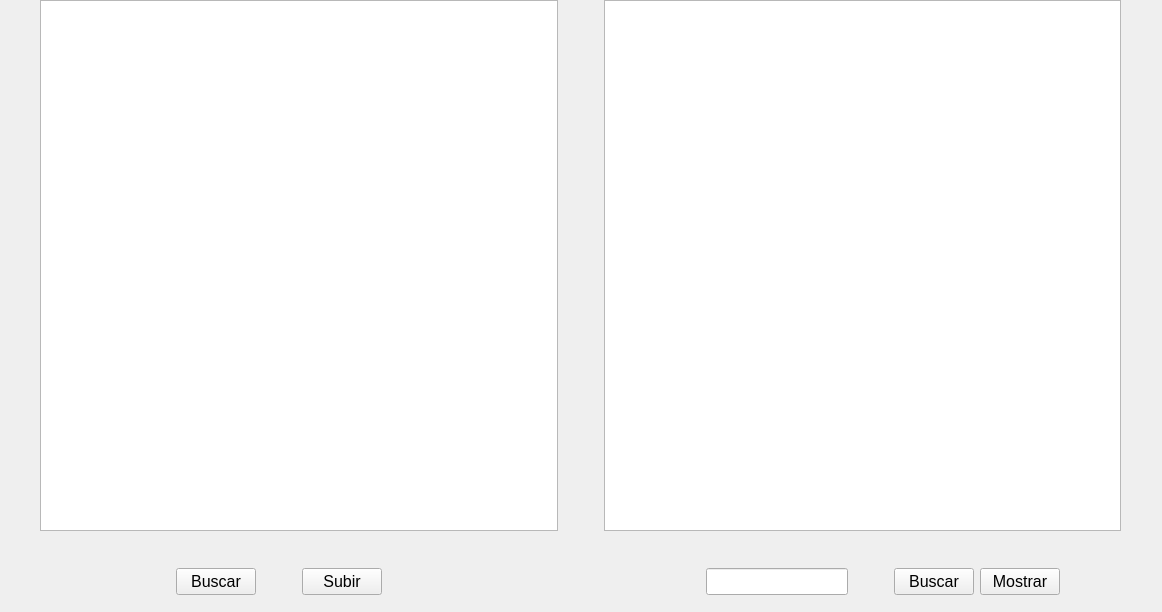
Old version of the form ceSEARCH/widget.ui in the repository JanM10/Proyecto-3-TEC-File-System.
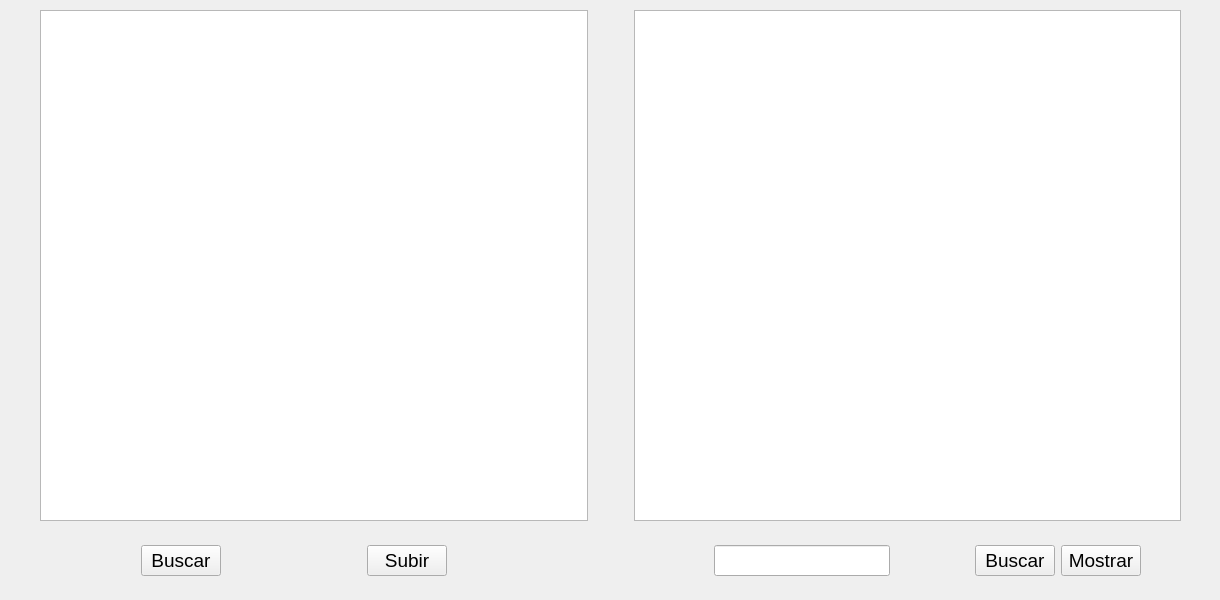
New version of the form.

Patch:
```diff
--- a/ceSEARCH/widget.ui
+++ b/ceSEARCH/widget.ui
@@ -6,64 +6,30 @@
    <rect>
     <x>0</x>
     <y>0</y>
-    <width>1162</width>
-    <height>612</height>
+    <width>1220</width>
+    <height>600</height>
    </rect>
   </property>
   <property name="windowTitle">
    <string>Widget</string>
   </property>
-  <widget class="QWidget" name="layoutWidget">
+  <widget class="QWidget" name="">
    <property name="geometry">
     <rect>
      <x>0</x>
-     <y>0</y>
-     <width>1161</width>
-     <height>531</height>
+     <y>10</y>
+     <width>1221</width>
+     <height>511</height>
     </rect>
    </property>
-   <layout class="QHBoxLayout" name="horizontalLayout_2">
-    <item>
-     <spacer name="horizontalSpacer_2">
-      <property name="orientation">
-       <enum>Qt::Horizontal</enum>
-      </property>
-      <property name="sizeType">
-       <enum>QSizePolicy::Minimum</enum>
-      </property>
-      <property name="sizeHint" stdset="0">
-       <size>
-        <width>40</width>
-        <height>20</height>
-       </size>
-      </property>
-     </spacer>
-    </item>
-    <item>
      <layout class="QHBoxLayout" name="horizontalLayout">
-      <item>
-       <widget class="QTextEdit" name="textoBuscado">
-        <property name="font">
-         <font>
-          <pointsize>14</pointsize>
-         </font>
-        </property>
-        <property name="html">
-         <string>&lt;!DOCTYPE HTML PUBLIC &quot;-//W3C//DTD HTML 4.0//EN&quot; &quot;http://www.w3.org/TR/REC-html40/strict.dtd&quot;&gt;
-&lt;html&gt;&lt;head&gt;&lt;meta name=&quot;qrichtext&quot; content=&quot;1&quot; /&gt;&lt;style type=&quot;text/css&quot;&gt;
-p, li { white-space: pre-wrap; }
-&lt;/style&gt;&lt;/head&gt;&lt;body style=&quot; font-family:'MS Shell Dlg 2'; font-size:14pt; font-weight:400; font-style:normal;&quot;&gt;
-&lt;p style=&quot;-qt-paragraph-type:empty; margin-top:0px; margin-bottom:0px; margin-left:0px; margin-right:0px; -qt-block-indent:0; text-indent:0px; font-size:7.8pt;&quot;&gt;&lt;br /&gt;&lt;/p&gt;&lt;/body&gt;&lt;/html&gt;</string>
-        </property>
-       </widget>
-      </item>
       <item>
        <spacer name="horizontalSpacer">
         <property name="orientation">
          <enum>Qt::Horizontal</enum>
         </property>
         <property name="sizeType">
-         <enum>QSizePolicy::Fixed</enum>
+       <enum>QSizePolicy::Minimum</enum>
         </property>
         <property name="sizeHint" stdset="0">
          <size>
@@ -74,7 +40,7 @@
        </spacer>
       </item>
       <item>
-       <widget class="QListView" name="listaResultados">
+     <widget class="QTextEdit" name="textoBuscado">
         <property name="font">
          <font>
           <pointsize>14</pointsize>
@@ -82,10 +48,27 @@
         </property>
        </widget>
       </item>
-     </layout>
+    <item>
+     <spacer name="horizontalSpacer_2">
+      <property name="orientation">
+       <enum>Qt::Horizontal</enum>
+      </property>
+      <property name="sizeType">
+       <enum>QSizePolicy::Minimum</enum>
+      </property>
+      <property name="sizeHint" stdset="0">
+       <size>
+        <width>40</width>
+        <height>20</height>
+       </size>
+      </property>
+     </spacer>
     </item>
     <item>
-     <spacer name="horizontalSpacer_3">
+     <widget class="QListView" name="listView"/>
+    </item>
+    <item>
+     <spacer name="horizontalSpacer_10">
       <property name="orientation">
        <enum>Qt::Horizontal</enum>
       </property>
@@ -102,38 +85,36 @@
     </item>
    </layout>
   </widget>
-  <widget class="QWidget" name="layoutWidget">
+  <widget class="QWidget" name="">
    <property name="geometry">
     <rect>
      <x>0</x>
-     <y>560</y>
-     <width>1161</width>
-     <height>43</height>
+     <y>540</y>
+     <width>1221</width>
+     <height>41</height>
     </rect>
    </property>
-   <layout class="QHBoxLayout" name="horizontalLayout_7">
-    <item>
-     <layout class="QHBoxLayout" name="horizontalLayout_5">
-      <item>
-       <spacer name="horizontalSpacer_4">
-        <property name="orientation">
-         <enum>Qt::Horizontal</enum>
-        </property>
-        <property name="sizeHint" stdset="0">
-         <size>
-          <width>40</width>
-          <height>20</height>
-         </size>
-        </property>
-       </spacer>
-      </item>
-      <item>
        <layout class="QHBoxLayout" name="horizontalLayout_4">
         <item>
+     <layout class="QHBoxLayout" name="horizontalLayout_2">
+      <item>
+       <spacer name="horizontalSpacer_3">
+        <property name="orientation">
+         <enum>Qt::Horizontal</enum>
+        </property>
+        <property name="sizeHint" stdset="0">
+         <size>
+          <width>40</width>
+          <height>20</height>
+         </size>
+        </property>
+       </spacer>
+      </item>
+      <item>
          <widget class="QPushButton" name="botonBuscar">
           <property name="font">
            <font>
-            <pointsize>12</pointsize>
+          <pointsize>14</pointsize>
            </font>
           </property>
           <property name="text">
@@ -142,7 +123,7 @@
          </widget>
         </item>
         <item>
-         <spacer name="horizontalSpacer_8">
+       <spacer name="horizontalSpacer_4">
           <property name="orientation">
            <enum>Qt::Horizontal</enum>
           </property>
@@ -158,7 +139,7 @@
          <widget class="QPushButton" name="botonSubir">
           <property name="font">
            <font>
-            <pointsize>12</pointsize>
+          <pointsize>14</pointsize>
            </font>
           </property>
           <property name="text">
@@ -166,41 +147,6 @@
           </property>
          </widget>
         </item>
-       </layout>
-      </item>
-      <item>
-       <spacer name="horizontalSpacer_9">
-        <property name="orientation">
-         <enum>Qt::Horizontal</enum>
-        </property>
-        <property name="sizeHint" stdset="0">
-         <size>
-          <width>40</width>
-          <height>20</height>
-         </size>
-        </property>
-       </spacer>
-      </item>
-     </layout>
-    </item>
-    <item>
-     <spacer name="horizontalSpacer_10">
-      <property name="orientation">
-       <enum>Qt::Horizontal</enum>
-      </property>
-      <property name="sizeType">
-       <enum>QSizePolicy::Minimum</enum>
-      </property>
-      <property name="sizeHint" stdset="0">
-       <size>
-        <width>40</width>
-        <height>20</height>
-       </size>
-      </property>
-     </spacer>
-    </item>
-    <item>
-     <layout class="QHBoxLayout" name="horizontalLayout_6">
       <item>
        <spacer name="horizontalSpacer_5">
         <property name="orientation">
@@ -214,24 +160,52 @@
         </property>
        </spacer>
       </item>
+     </layout>
+    </item>
+    <item>
+     <spacer name="horizontalSpacer_6">
+      <property name="orientation">
+       <enum>Qt::Horizontal</enum>
+      </property>
+      <property name="sizeType">
+       <enum>QSizePolicy::Minimum</enum>
+      </property>
+      <property name="sizeHint" stdset="0">
+       <size>
+        <width>40</width>
+        <height>20</height>
+       </size>
+      </property>
+     </spacer>
+    </item>
       <item>
        <layout class="QHBoxLayout" name="horizontalLayout_3">
-        <item>
-         <widget class="QLineEdit" name="lineEdit">
-          <property name="font">
-           <font>
-            <pointsize>12</pointsize>
-           </font>
-          </property>
-         </widget>
-        </item>
         <item>
          <spacer name="horizontalSpacer_7">
           <property name="orientation">
            <enum>Qt::Horizontal</enum>
           </property>
-          <property name="sizeType">
-           <enum>QSizePolicy::Minimum</enum>
+        <property name="sizeHint" stdset="0">
+         <size>
+          <width>40</width>
+          <height>20</height>
+         </size>
+        </property>
+       </spacer>
+      </item>
+      <item>
+       <widget class="QLineEdit" name="lineEdit">
+        <property name="font">
+         <font>
+          <pointsize>14</pointsize>
+         </font>
+        </property>
+       </widget>
+      </item>
+      <item>
+       <spacer name="horizontalSpacer_8">
+        <property name="orientation">
+         <enum>Qt::Horizontal</enum>
           </property>
           <property name="sizeHint" stdset="0">
            <size>
@@ -245,7 +219,7 @@
          <widget class="QPushButton" name="botonBuscar2">
           <property name="font">
            <font>
-            <pointsize>12</pointsize>
+          <pointsize>14</pointsize>
            </font>
           </property>
           <property name="text">
@@ -257,7 +231,7 @@
          <widget class="QPushButton" name="botonMostrar">
           <property name="font">
            <font>
-            <pointsize>12</pointsize>
+          <pointsize>14</pointsize>
            </font>
           </property>
           <property name="text">
@@ -265,10 +239,8 @@
           </property>
          </widget>
         </item>
-       </layout>
-      </item>
       <item>
-       <spacer name="horizontalSpacer_6">
+       <spacer name="horizontalSpacer_9">
         <property name="orientation">
          <enum>Qt::Horizontal</enum>
         </property>
```
Lines whose indentation alone changed are shown as unchanged.
